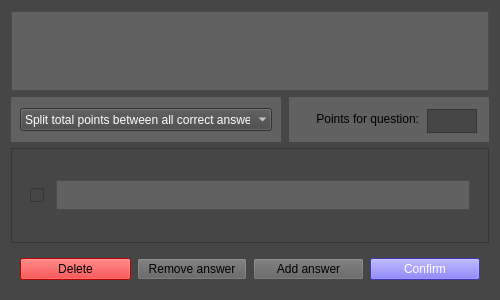
This is UI/questionSingleChoice.ui in NeoMCHS/testing-app as Qt 5 draws it before an edit. The edited form follows.
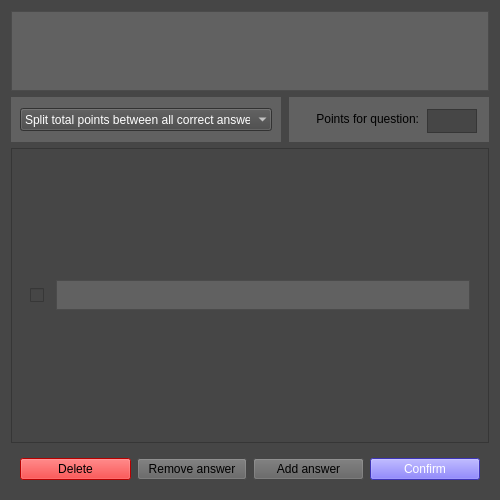
This is the edited form.

Commit message: Editing freaking works properly now! Even with deleting the widgets! Also fied the answer choice control code. now it actually works properly.

```diff
--- a/UI/questionSingleChoice.ui
+++ b/UI/questionSingleChoice.ui
@@ -7,7 +7,7 @@
     <x>0</x>
     <y>0</y>
     <width>500</width>
-    <height>300</height>
+    <height>500</height>
    </rect>
   </property>
   <property name="sizePolicy">
@@ -19,7 +19,7 @@
   <property name="minimumSize">
    <size>
     <width>500</width>
-    <height>300</height>
+    <height>500</height>
    </size>
   </property>
   <property name="maximumSize">
@@ -229,7 +229,7 @@
           <x>0</x>
           <y>0</y>
           <width>472</width>
-          <height>79</height>
+          <height>279</height>
          </rect>
         </property>
         <layout class="QVBoxLayout" name="verticalLayout_4">
```
The commit also changes 2 other files.
